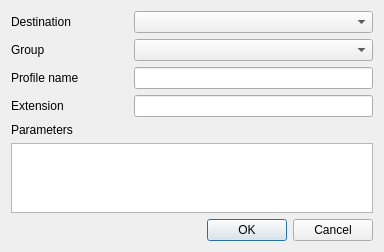
First picture: the form in src/widgets/saveprofile_ui.ui, repository KDE/kdenlive, before the edit.
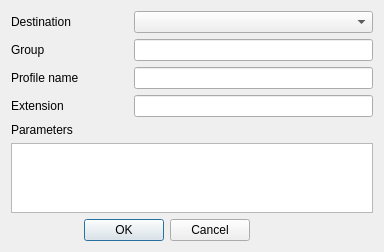
Second picture: the form after the edit. Custom widgets are drawn as their Qt base class.

Commit message: Update the format of the custom profiles xml file to make it easier to modify

The edit to the form file:
```diff
--- a/src/widgets/saveprofile_ui.ui
+++ b/src/widgets/saveprofile_ui.ui
@@ -31,7 +31,7 @@
     </widget>
    </item>
    <item row="1" column="1" colspan="2" >
-    <widget class="KComboBox" name="group_name" />
+    <widget class="KLineEdit" name="group_name" />
    </item>
    <item row="2" column="0" >
     <widget class="QLabel" name="label_3" >
@@ -74,6 +74,16 @@
      </property>
     </widget>
    </item>
+   <item row="6" column="0" colspan="2" >
+    <widget class="QDialogButtonBox" name="buttonBox" >
+     <property name="orientation" >
+      <enum>Qt::Horizontal</enum>
+     </property>
+     <property name="standardButtons" >
+      <set>QDialogButtonBox::Cancel|QDialogButtonBox::Ok</set>
+     </property>
+    </widget>
+   </item>
    <item row="6" column="2" >
     <spacer name="verticalSpacer" >
      <property name="orientation" >
@@ -87,16 +97,6 @@
      </property>
     </spacer>
    </item>
-   <item row="7" column="0" colspan="3" >
-    <widget class="QDialogButtonBox" name="buttonBox" >
-     <property name="orientation" >
-      <enum>Qt::Horizontal</enum>
-     </property>
-     <property name="standardButtons" >
-      <set>QDialogButtonBox::Cancel|QDialogButtonBox::Ok</set>
-     </property>
-    </widget>
-   </item>
   </layout>
  </widget>
  <customwidgets>
```
The commit also changes 2 other files.
